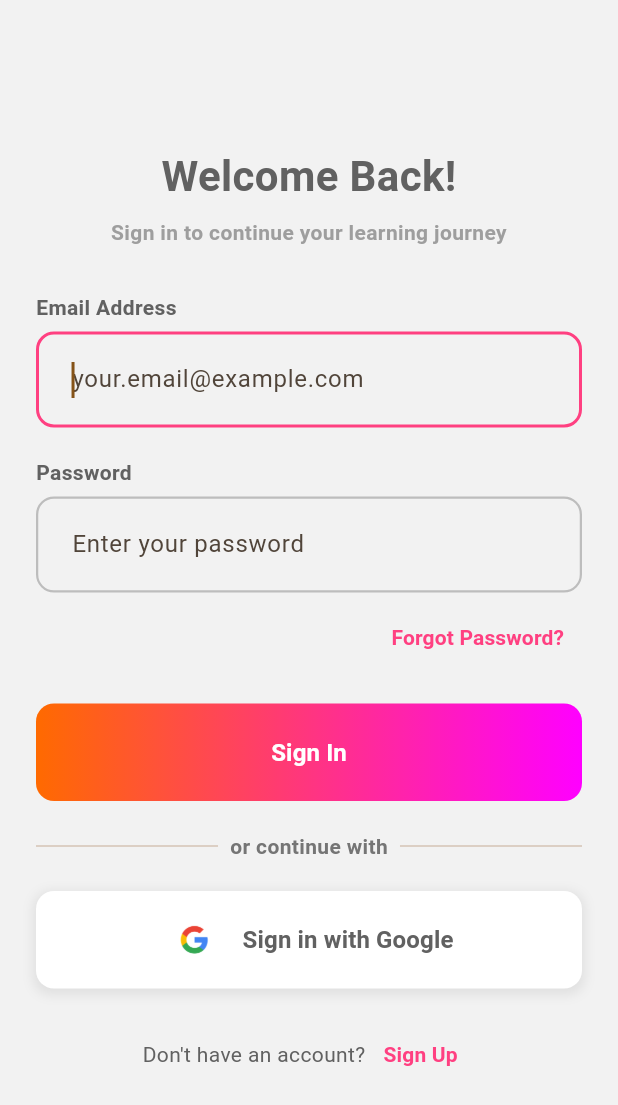
After one commit to AsimBinNasir/Excelerate, a Flutter app: the SignInPage screen opened directly, on a phone screen of 412 x 824 dp. The commit adds this screen. Shown: the top 1105 px of the screen. Run offline on Flutter 3.47's test engine with Material 3 defaults, Android fonts, the phone set to English and light mode, and no system bars.

Commit message:
Create sign-in page

```diff
--- a/lib/onboardingScreen.dart
+++ b/lib/onboardingScreen.dart
@@ -1,3 +1,4 @@
+import 'package:excelerate/signin.dart';
 import 'package:flutter/material.dart';
 
 class OnboardingScreen extends StatefulWidget {
@@ -40,6 +41,10 @@ class _OnboardingScreenState extends State<OnboardingScreen> {
       );
     } else {
       // Navigate to actual sign in screen
+      Navigator.pushReplacement(
+        context,
+        MaterialPageRoute(builder: (context) => SignInPage()),
+      );
     }
   }
 
@@ -80,18 +85,18 @@ class _OnboardingScreenState extends State<OnboardingScreen> {
           Text(
             page.title,
             textAlign: TextAlign.center,
-            style: const TextStyle(
+            style: TextStyle(
               fontSize: 22,
               fontWeight: FontWeight.w600,
-              color: Colors.black87,
+              color: Colors.grey.shade700,
             ),
           ),
           Text(
             page.description,
             textAlign: TextAlign.center,
-            style: const TextStyle(
+            style: TextStyle(
               fontSize: 14,
-              color: Colors.black54,
+              color: Colors.grey.shade700,
               height: 1.4,
             ),
           ),
@@ -123,9 +128,9 @@ class _OnboardingScreenState extends State<OnboardingScreen> {
     return Container(
       width: double.infinity,
       margin: const EdgeInsets.symmetric(horizontal: 24),
-      height: 50,
+      height: 65,
       decoration: BoxDecoration(
-        borderRadius: BorderRadius.circular(25),
+        borderRadius: BorderRadius.circular(12),
         gradient: const LinearGradient(
           colors: [Color(0xFFFF6A00), Color(0xFFFF00FF)],
           begin: Alignment.centerLeft,
--- /dev/null
+++ b/lib/signin.dart
@@ -0,0 +1,284 @@
+import 'package:flutter/material.dart';
+
+class SignInPage extends StatefulWidget {
+  const SignInPage({super.key});
+
+  @override
+  State<SignInPage> createState() => _SignInPageState();
+}
+
+class _SignInPageState extends State<SignInPage> {
+  final TextEditingController _emailController = TextEditingController();
+  final TextEditingController _passwordController = TextEditingController();
+
+  @override
+  Widget build(BuildContext context) {
+    return Scaffold(
+      backgroundColor: const Color(0xFFF2F2f2),
+      body: Center(
+        child: SingleChildScrollView(
+          padding: const EdgeInsets.symmetric(horizontal: 24.0, vertical: 40.0),
+          child: ConstrainedBox(
+            constraints: const BoxConstraints(maxWidth: 400),
+            child: Column(
+              crossAxisAlignment: CrossAxisAlignment.center,
+              mainAxisSize: MainAxisSize.min,
+              children: [
+                Text(
+                  'Welcome Back!',
+                  textAlign: TextAlign.center,
+                  style: TextStyle(
+                    fontSize: 28,
+                    color: Colors.grey.shade700,
+                    fontWeight: FontWeight.w600,
+                  ),
+                ),
+                const SizedBox(height: 8),
+                Text(
+                  'Sign in to continue your learning journey',
+                  textAlign: TextAlign.center,
+                  style: const TextStyle(
+                    fontSize: 14,
+                    color: Colors.grey,
+                    fontWeight: FontWeight.bold,
+                  ),
+                ),
+                const SizedBox(height: 30),
+
+                // Email field
+                Align(
+                  alignment: Alignment.centerLeft,
+                  child: Text(
+                    'Email Address',
+                    style: TextStyle(
+                      fontSize: 14,
+                      color: Colors.grey.shade700,
+                      fontWeight: FontWeight.w600,
+                    ),
+                  ),
+                ),
+                const SizedBox(height: 6),
+                TextFormField(
+                  autofocus: true,
+                  decoration: InputDecoration(
+                    hintText: 'your.email@example.com',
+                    border: OutlineInputBorder(
+                      borderRadius: BorderRadius.circular(12),
+                      borderSide: BorderSide.none,
+                    ),
+                    contentPadding: const EdgeInsets.symmetric(
+                      horizontal: 20,
+                      vertical: 20,
+                    ),
+
+                    enabledBorder: OutlineInputBorder(
+                      borderRadius: BorderRadius.circular(12),
+                      borderSide: BorderSide(
+                        color: Colors.grey.shade400,
+                        width: 1.5,
+                      ),
+                    ),
+
+                    focusedBorder: OutlineInputBorder(
+                      borderRadius: BorderRadius.circular(12),
+                      borderSide: BorderSide(
+                        color: Colors.pinkAccent,
+                        width: 2,
+                      ),
+                    ),
+                  ),
+                  keyboardType: TextInputType.emailAddress,
+                  controller: _emailController,
+                ),
+                const SizedBox(height: 20),
+
+                // Password field
+                Align(
+                  alignment: Alignment.centerLeft,
+                  child: Text(
+                    'Password',
+                    style: TextStyle(
+                      fontSize: 14,
+                      color: Colors.grey.shade700,
+                      fontWeight: FontWeight.w600,
+                    ),
+                  ),
+                ),
+                const SizedBox(height: 6),
+                TextFormField(
+                  decoration: InputDecoration(
+                    hintText: 'Enter your password',
+                    border: OutlineInputBorder(
+                      borderRadius: BorderRadius.circular(12),
+                    ),
+                    contentPadding: const EdgeInsets.symmetric(
+                      horizontal: 20,
+                      vertical: 20,
+                    ),
+
+                    enabledBorder: OutlineInputBorder(
+                      borderRadius: BorderRadius.circular(12),
+                      borderSide: BorderSide(
+                        color: Colors.grey.shade400,
+                        width: 1.5,
+                      ),
+                    ),
+
+                    focusedBorder: OutlineInputBorder(
+                      borderRadius: BorderRadius.circular(12),
+                      borderSide: BorderSide(
+                        color: Colors.pinkAccent,
+                        width: 2,
+                      ),
+                    ),
+                  ),
+                  obscureText: true,
+                  controller: _passwordController,
+                ),
+
+                const SizedBox(height: 6),
+                Align(
+                  alignment: Alignment.centerRight,
+                  child: TextButton(
+                    child: const Text(
+                      'Forgot Password?',
+                      style: TextStyle(
+                        color: Colors.pinkAccent,
+                        fontSize: 14,
+                        fontWeight: FontWeight.bold,
+                      ),
+                    ),
+                    onPressed: () {
+                      // Password forgot action
+                    },
+                  ),
+                ),
+
+                const SizedBox(height: 20),
+                // sign-in button
+                Container(
+                  width: double.infinity,
+                  padding: const EdgeInsets.symmetric(horizontal: 24),
+                  height: 65,
+                  decoration: BoxDecoration(
+                    borderRadius: BorderRadius.circular(12),
+                    gradient: const LinearGradient(
+                      colors: [Color(0xFFFF6A00), Color(0xFFFF00FF)],
+                      begin: Alignment.centerLeft,
+                      end: Alignment.centerRight,
+                    ),
+                  ),
+                  child: TextButton(
+                    onPressed: () {},
+                    child: Text(
+                      'Sign In',
+                      style: TextStyle(
+                        fontWeight: FontWeight.w600,
+                        fontSize: 16,
+                        color: Colors.white,
+                      ),
+                    ),
+                  ),
+                ),
+
+                const SizedBox(height: 20),
+                Row(
+                  children: [
+                    Expanded(child: const Divider(thickness: 1)),
+                    Padding(
+                      padding: const EdgeInsets.symmetric(horizontal: 8.0),
+                      child: Text(
+                        'or continue with',
+                        style: TextStyle(
+                          fontWeight: FontWeight.bold,
+                          fontSize: 14,
+                          color: Colors.grey.shade600,
+                        ),
+                      ),
+                    ),
+                    Expanded(child: const Divider(thickness: 1)),
+                  ],
+                ),
+                const SizedBox(height: 20),
+
+                // sign-in google button
+                Container(
+                  width: double.infinity,
+                  padding: const EdgeInsets.symmetric(horizontal: 16),
+                  height: 65,
+                  decoration: BoxDecoration(
+                    borderRadius: BorderRadius.circular(12),
+                    color: Colors.white,
+                    boxShadow: [
+                      BoxShadow(
+                        color: Colors.grey.shade300,
+                        blurRadius: 6,
+                        spreadRadius: 2,
+                        offset: const Offset(0, 2),
+                      ),
+                    ],
+                  ),
+                  child: TextButton(
+                    onPressed: () {},
+                    style: TextButton.styleFrom(
+                      foregroundColor: Colors.black87,
+                      padding: EdgeInsets.zero,
+                      shape: RoundedRectangleBorder(
+                        borderRadius: BorderRadius.circular(12),
+                      ),
+                    ),
+                    child: Row(
+                      mainAxisAlignment: MainAxisAlignment.center,
+                      mainAxisSize: MainAxisSize.min,
+                      children: [
+                        Image.asset(
+                          'assets/google_logo.png',
+                          height: 40,
+                          width: 40,
+                          fit: BoxFit.contain,
+                        ),
+                        const SizedBox(width: 12),
+                        Flexible(
+                          child: Text(
+                            'Sign in with Google',
+                            overflow: TextOverflow.ellipsis,
+                            style: TextStyle(
+                              fontWeight: FontWeight.bold,
+                              fontSize: 16,
+                              color: Colors.grey.shade700,
+                            ),
+                          ),
+                        ),
+                      ],
+                    ),
+                  ),
+                ),
+
+                const SizedBox(height: 20),
+                Row(
+                  mainAxisAlignment: MainAxisAlignment.center,
+                  children: [
+                    Text(
+                      'Don\'t have an account?',
+                      style: TextStyle(color: Colors.grey.shade700),
+                    ),
+                    TextButton(
+                      child: Text(
+                        'Sign Up',
+                        style: TextStyle(
+                          fontWeight: FontWeight.bold,
+                          color: Colors.pinkAccent,
+                        ),
+                      ),
+                      onPressed: () {},
+                    ),
+                  ],
+                ),
+              ],
+            ),
+          ),
+        ),
+      ),
+    );
+  }
+}
--- a/pubspec.yaml
+++ b/pubspec.yaml
@@ -61,6 +61,7 @@ flutter:
   assets:
    - assets/excelerateLogo.png
    - assets/excelerateLogo0.png
+   - assets/google_logo.png
   #   - images/a_dot_ham.jpeg
 
   # An image asset can refer to one or more resolution-specific "variants", see
```
Also changed, not shown: assets/google_logo.png (added), lib/signup.dart (added).
